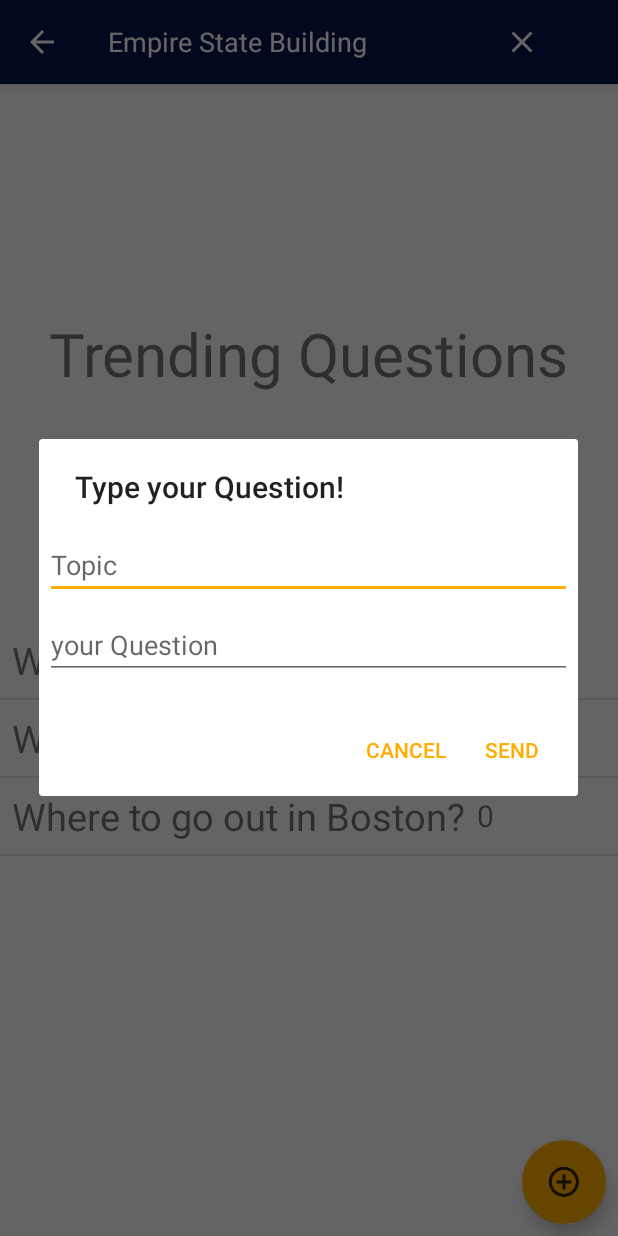
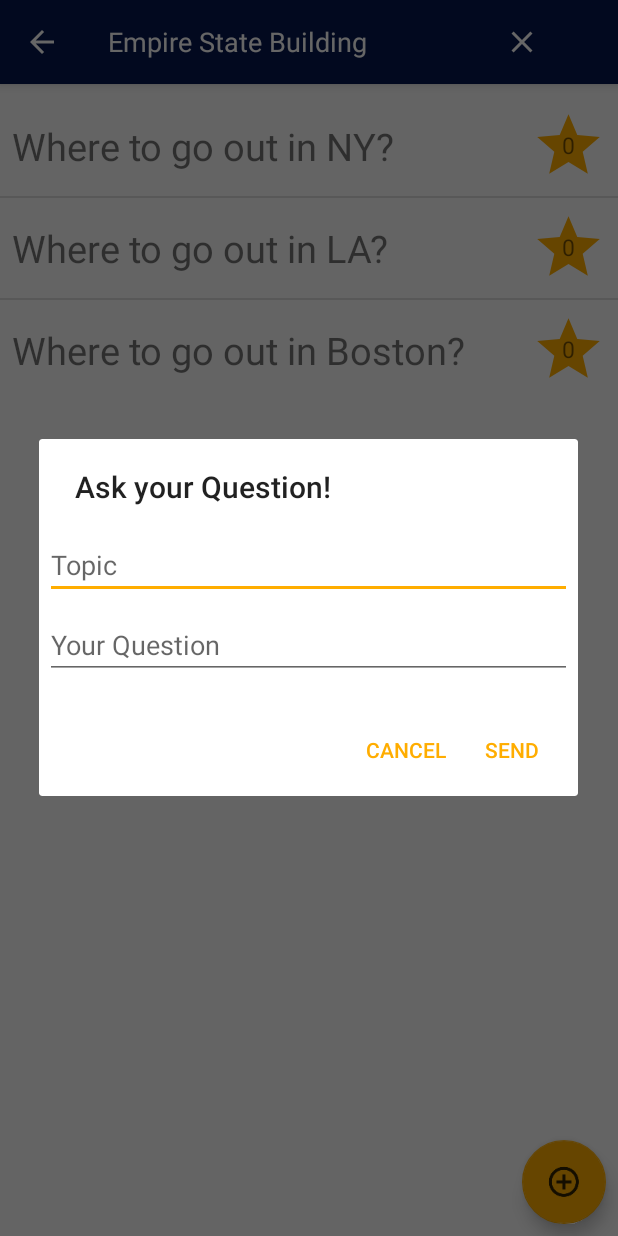
Before and after one commit to davidakr/hackdays, an Android app: the ForumOverviewActivity screen opened directly, with no data from a screen before it, after a tap on an icon or button, on a phone screen of 412 x 824 dp. Run offline under Robolectric (Android 15) with nearby library versions, the phone set to English and light mode, and no system bars; libraries missing offline, so code that uses them is left out: com.google.ar.sceneform.

Commit message:
ui changes

```diff
--- a/app/src/main/java/com/google/ar/sceneform/samples/hellosceneform/DialogOut.java
+++ b/app/src/main/java/com/google/ar/sceneform/samples/hellosceneform/DialogOut.java
@@ -14,7 +14,7 @@
         AlertDialog.Builder builder = new AlertDialog.Builder(getActivity());
         LayoutInflater inflater = requireActivity().getLayoutInflater();
 
-        builder.setTitle("Type your Question!")
+        builder.setTitle("Ask your Question!")
                 .setView(inflater.inflate(R.layout.dialogquestion, null))
                 .setPositiveButton("send", new DialogInterface.OnClickListener() {
                     public void onClick(DialogInterface dialog, int id) {
--- a/app/src/main/java/com/google/ar/sceneform/samples/hellosceneform/ForumOverviewActivity.java
+++ b/app/src/main/java/com/google/ar/sceneform/samples/hellosceneform/ForumOverviewActivity.java
@@ -21,6 +21,7 @@
 {
 
     private ListView lv;
+    private CustomAdapter adapter;
 
     @Override
     protected void onCreate(Bundle savedInstanceState)
@@ -30,7 +31,7 @@
 
 
         ArrayList<Post> posts = Post.getPosts();
-        CustomAdapter adapter = new CustomAdapter(this, posts);
+        adapter = new CustomAdapter(this, posts);
 
 
         lv = (ListView) findViewById(R.id.myListView);
@@ -46,22 +47,13 @@
                         startActivityForResult(myIntent, 0);
                     }
                 });
-
-        FloatingActionButton addBtn = (FloatingActionButton) findViewById(R.id.floatingActionButton);
-        //addBtn.setAdapter(adapter);
-
-        addBtn.setOnClickListener(new View.OnClickListener() {
-            public void onClick(View v) {
-                // your handler code here
-            }
-        });
     }
 
     @Override
     public void onResume()
     {
         super.onResume();
-        lv.deferNotifyDataSetChanged();
+        lv.invalidateViews();
     }
 
     @Override
--- /dev/null
+++ b/app/src/main/res/drawable-anydpi/star.xml
@@ -0,0 +1,10 @@
+<vector xmlns:android="http://schemas.android.com/apk/res/android"
+    android:width="24dp"
+    android:height="24dp"
+    android:viewportWidth="24"
+    android:viewportHeight="24"
+    android:tint="#FFAD00">
+    <path
+        android:fillColor="#FF000000"
+        android:pathData="M12,17.27L18.18,21l-1.64,-7.03L22,9.24l-7.19,-0.61L12,2 9.19,8.63 2,9.24l5.46,4.73L5.82,21z"/>
+</vector>
--- /dev/null
+++ b/app/src/main/res/drawable/border.xml
@@ -0,0 +1,7 @@
+<shape xmlns:android="http://schemas.android.com/apk/res/android">
+    <stroke android:width="4dp" android:color="#FF00FF00" android:background="#000080" />
+    <solid android:color="#ffffff" />
+    <padding android:left="7dp" android:top="7dp"
+        android:right="7dp" android:bottom="7dp" />
+    <corners android:radius="4dp" />
+</shape>
--- a/app/src/main/res/layout/activity_main.xml
+++ b/app/src/main/res/layout/activity_main.xml
@@ -8,16 +8,20 @@
         tools:context=".ForumOverviewActivity">
 
     <ListView
-            android:layout_width="wrap_content"
-            android:layout_height="401dp"
-            android:id="@+id/myListView"
-            android:layout_alignParentTop="true"
-            android:layout_centerHorizontal="true" app:layout_constraintTop_toTopOf="parent"
-            android:layout_marginTop="8dp" android:layout_marginEnd="8dp" android:layout_marginRight="8dp"
-            app:layout_constraintEnd_toEndOf="parent" app:layout_constraintStart_toStartOf="parent"
-            android:layout_marginLeft="8dp" android:layout_marginStart="8dp"
-            app:layout_constraintBottom_toBottomOf="parent" android:layout_marginBottom="8dp"
-            app:layout_constraintVertical_bias="1.0"/>
+        android:id="@+id/myListView"
+        android:layout_width="wrap_content"
+        android:layout_height="wrap_content"
+        android:layout_alignParentTop="true"
+        android:layout_centerHorizontal="true"
+        android:layout_marginStart="8dp"
+        android:layout_marginTop="8dp"
+        android:layout_marginEnd="8dp"
+        android:layout_marginBottom="8dp"
+        app:layout_constraintBottom_toBottomOf="parent"
+        app:layout_constraintEnd_toEndOf="parent"
+        app:layout_constraintStart_toStartOf="parent"
+        app:layout_constraintTop_toTopOf="parent"
+        app:layout_constraintVertical_bias="0.0" />
 
     <android.support.design.widget.FloatingActionButton
             android:layout_width="wrap_content"
@@ -27,13 +31,4 @@
             android:layout_marginEnd="8dp" android:layout_marginRight="8dp"
             app:layout_constraintBottom_toBottomOf="parent" android:layout_marginBottom="8dp"
             android:background="@color/lhYellow"/>
-    <TextView
-            android:text="Trending Questions"
-            android:layout_width="wrap_content"
-            android:layout_height="wrap_content"
-            android:id="@+id/textView" app:layout_constraintEnd_toEndOf="parent" android:layout_marginEnd="8dp"
-            android:layout_marginRight="8dp" app:layout_constraintStart_toStartOf="parent"
-            android:layout_marginLeft="8dp" android:layout_marginStart="8dp" app:layout_constraintTop_toTopOf="parent"
-            android:layout_marginTop="8dp" android:layout_marginBottom="8dp"
-            app:layout_constraintBottom_toTopOf="@+id/myListView" android:textSize="40sp"/>
 </android.support.constraint.ConstraintLayout>
--- a/app/src/main/res/layout/dialogquestion.xml
+++ b/app/src/main/res/layout/dialogquestion.xml
@@ -22,5 +22,5 @@
         android:layout_marginRight="4dp"
         android:layout_marginBottom="16dp"
         android:fontFamily="sans-serif"
-        android:hint="your Question"/>
+        android:hint="Your Question"/>
 </LinearLayout>
--- a/app/src/main/res/layout/item_post.xml
+++ b/app/src/main/res/layout/item_post.xml
@@ -1,29 +1,51 @@
 <?xml version="1.0" encoding="utf-8"?>
-<android.support.constraint.ConstraintLayout xmlns:android="http://schemas.android.com/apk/res/android"
+<RelativeLayout
+    xmlns:android="http://schemas.android.com/apk/res/android"
                                              xmlns:app="http://schemas.android.com/apk/res-auto" xmlns:tools="http://schemas.android.com/tools" android:layout_width="match_parent"
-                                             android:layout_height="match_parent">
+                                             android:layout_height="match_parent"
+    >
 
     <TextView
         android:id="@+id/tvTitle"
         android:layout_width="wrap_content"
         android:layout_height="wrap_content"
+        android:layout_alignParentStart="false"
+        android:layout_alignParentLeft="true"
+        android:layout_alignParentRight="false"
+        android:layout_centerHorizontal="false"
+        android:layout_centerVertical="true"
+        android:layout_marginStart="8dp"
+        android:layout_marginTop="16dp"
+        android:layout_marginEnd="8dp"
+        android:layout_marginBottom="16dp"
         android:text="Title"
-            android:textSize="25sp" app:layout_constraintStart_toStartOf="parent" android:layout_marginLeft="8dp"
-            android:layout_marginStart="8dp" app:layout_constraintTop_toTopOf="parent" android:layout_marginTop="8dp"
-            app:layout_constraintBottom_toBottomOf="parent" android:layout_marginBottom="8dp"
-            app:layout_constraintEnd_toStartOf="@+id/tvVote" android:layout_marginEnd="8dp"
-            android:layout_marginRight="8dp" app:layout_constraintHorizontal_bias="0.029"
-            app:layout_constraintVertical_bias="0.498"/>
+        android:textSize="25sp"
+        app:layout_constraintBottom_toBottomOf="parent"
+        app:layout_constraintEnd_toStartOf="@+id/tvVote"
+        app:layout_constraintHorizontal_bias="0.029"
+        app:layout_constraintStart_toStartOf="parent"
+        app:layout_constraintTop_toTopOf="parent"
+        app:layout_constraintVertical_bias="0.498" />
 
     <TextView
         android:id="@+id/tvVote"
-            android:layout_width="wrap_content"
-            android:layout_height="28dp"
+        android:layout_width="50dp"
+        android:layout_height="50dp"
+        android:layout_alignParentRight="true"
+        android:layout_centerHorizontal="false"
+        android:layout_centerVertical="true"
+        android:layout_marginTop="0dp"
+        android:layout_marginEnd="8dp"
+        android:layout_marginRight="8dp"
+        android:layout_marginBottom="0dp"
+        android:background="@drawable/star"
         android:text="Vote"
-            app:layout_constraintEnd_toEndOf="parent" android:layout_marginEnd="8dp"
-            android:layout_marginRight="8dp" app:layout_constraintTop_toTopOf="parent" android:layout_marginTop="8dp"
-            app:layout_constraintBottom_toBottomOf="parent" android:layout_marginBottom="8dp"
-            app:layout_constraintVertical_bias="0.498" android:textSize="20sp"/>
+        android:gravity="center"
+        android:textSize="15sp"
+        app:layout_constraintBottom_toBottomOf="parent"
+        app:layout_constraintEnd_toEndOf="parent"
+        app:layout_constraintTop_toTopOf="parent"
+        app:layout_constraintVertical_bias="0.498" />
 
 
-</android.support.constraint.ConstraintLayout>
+</RelativeLayout>
```
Also changed, not shown: app/src/main/res/drawable-hdpi/star.png (added), app/src/main/res/drawable-mdpi/star.png (added), app/src/main/res/drawable-xhdpi/star.png (added), app/src/main/res/drawable-xxhdpi/star.png (added), 3 other files. Lines whose indentation alone changed are shown as unchanged.
